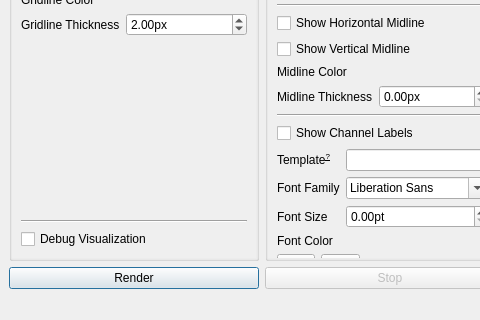
Before: the Qt Designer form gui/src/mainwindow.ui in Robert-Furth/Osmium, drawn with Qt 5; both pictures show x 0 to 480 and y 313 to 633 of the 1080 by 633 pixel window.
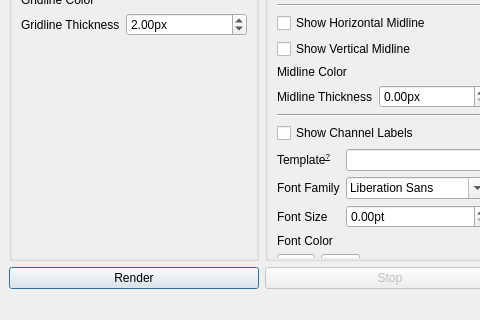
After: the same form once the commit is applied. Icons and pictures are not drawn. Custom widgets are drawn as their Qt base class.

Commit message: Remove debug visualization checkbox

The edit to the form file:
```diff
--- a/gui/src/mainwindow.ui
+++ b/gui/src/mainwindow.ui
@@ -346,20 +346,6 @@
              </layout>
             </widget>
            </item>
-           <item>
-            <widget class="Line" name="line_3">
-             <property name="orientation">
-              <enum>Qt::Orientation::Horizontal</enum>
-             </property>
-            </widget>
-           </item>
-           <item>
-            <widget class="QCheckBox" name="chbDebugVis">
-             <property name="text">
-              <string>Debug Visualization</string>
-             </property>
-            </widget>
-           </item>
           </layout>
          </widget>
         </widget>
```
The commit also changes 1 other file.
